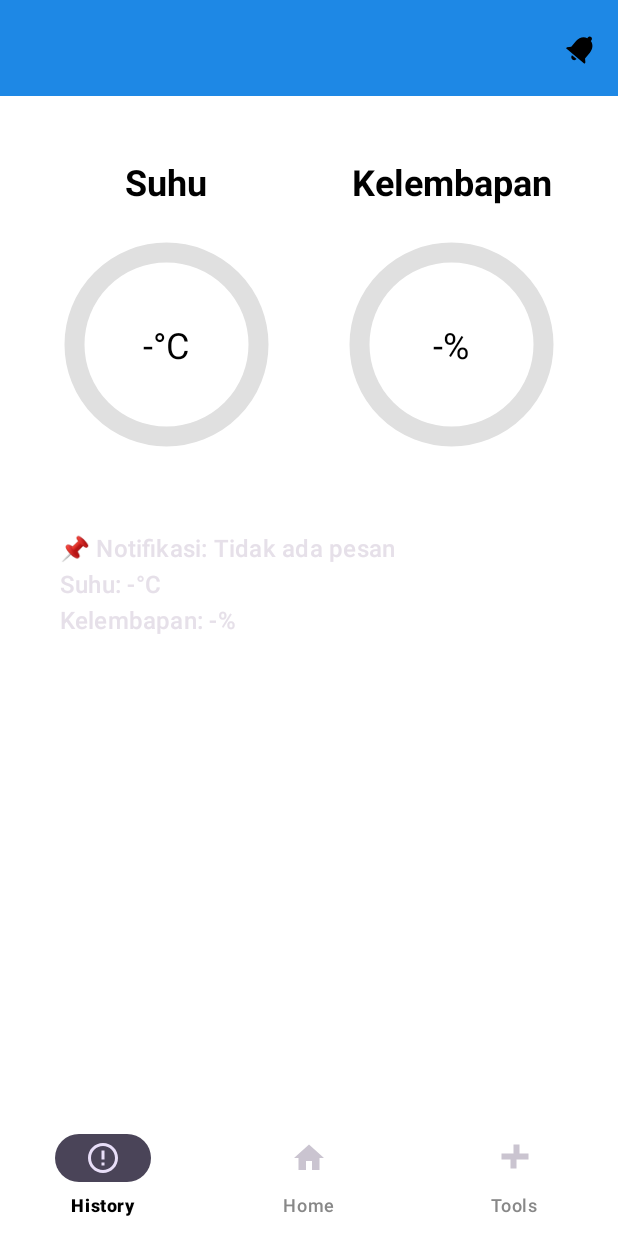
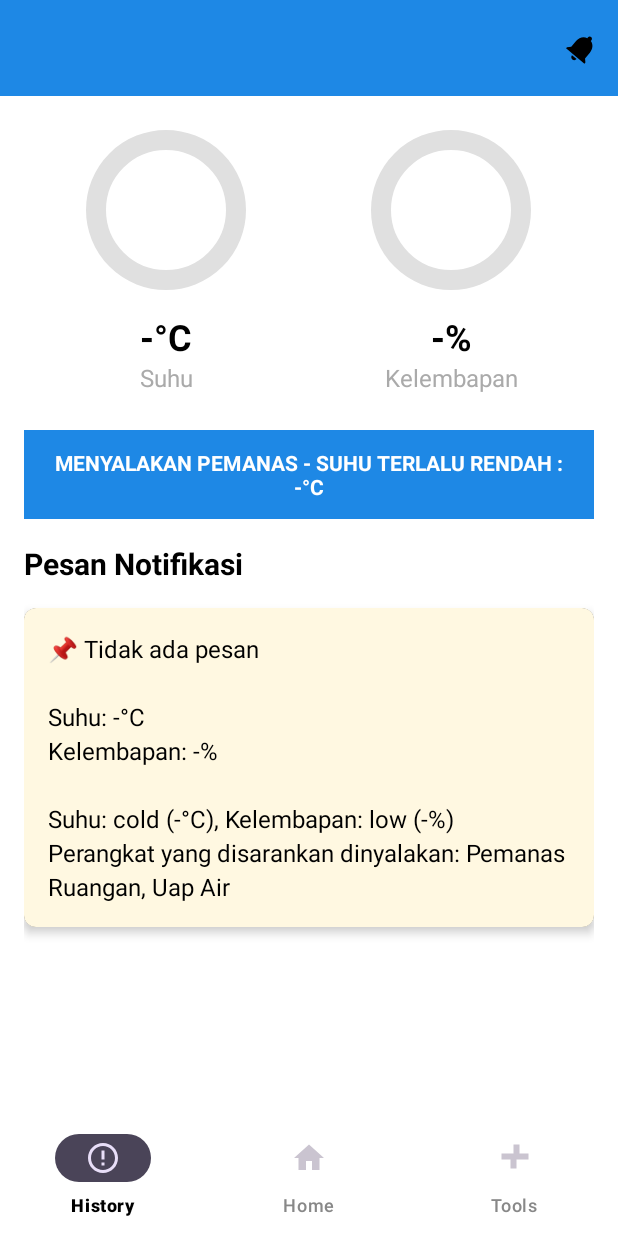
Before and after one commit to nahsbyte/temperature_app, an Android app: the screen it shows after launch (HomeActivity), after a tap on "Notifikasi", on a phone screen of 412 x 824 dp. Run offline under Robolectric (Android 15) with nearby library versions, the phone set to English and light mode, and no system bars; 1 statement that could not run was skipped.

Commit message:
Improve notification fragment display and logic

```diff
--- a/app/src/main/java/com/monitoring/farmasidinkesminahasa/fragment/NotificationFragment.kt
+++ b/app/src/main/java/com/monitoring/farmasidinkesminahasa/fragment/NotificationFragment.kt
@@ -2,15 +2,10 @@ package com.monitoring.farmasidinkesminahasa.fragment
 
 import android.animation.ValueAnimator
 import android.graphics.Color
-import android.graphics.drawable.ColorDrawable
-import android.graphics.drawable.StateListDrawable
 import android.os.Bundle
-import android.util.Log
 import android.view.LayoutInflater
 import android.view.View
 import android.view.ViewGroup
-import android.widget.ArrayAdapter
-import android.widget.ListView
 import android.widget.TextView
 import androidx.fragment.app.Fragment
 import com.monitoring.farmasidinkesminahasa.R
@@ -28,9 +23,10 @@ import java.util.Locale
 class NotificationFragment(private val payloadJson: String? = null) : Fragment() {
     private lateinit var suhuValue: TextView
     private lateinit var kelembapanValue: TextView
-    private lateinit var listView: ListView
-    private var allHistoryData: List<com.monitoring.farmasidinkesminahasa.model.HistoryItemResponse>? =
-        null
+    private lateinit var notificationText: TextView
+    private lateinit var alertBar: TextView
+    private lateinit var suhuProgress: CircularProgressView
+    private lateinit var kelembapanProgress: CircularProgressView
 
     override fun onCreateView(
         inflater: LayoutInflater,
@@ -41,87 +37,77 @@ class NotificationFragment(private val payloadJson: String? = null) : Fragment()
 
         suhuValue = view.findViewById(R.id.suhuValue)
         kelembapanValue = view.findViewById(R.id.kelembapanValue)
-        listView = view.findViewById(R.id.listView)
+        notificationText = view.findViewById(R.id.notificationText)
+        alertBar = view.findViewById(R.id.alertBar)
+        suhuProgress = view.findViewById(R.id.suhuProgress)
+        kelembapanProgress = view.findViewById(R.id.kelembapanProgress)
 
         val jsonObject = payloadJson?.let { JSONObject(it) }
         val suhu = jsonObject?.optString("temperature") ?: "-"
         val kelembapan = jsonObject?.optString("humidity") ?: "-"
         val pesan = jsonObject?.optString("message") ?: "Tidak ada pesan"
 
-        // Tampilkan suhu dan kelembaban ke TextView
+        // Update progress views
+        suhu.toFloatOrNull()?.let { animateProgress(suhuProgress, it) }
+        kelembapan.toFloatOrNull()?.let { animateProgress(kelembapanProgress, it) }
+
+        // Update text views with styled text
         suhuValue.text = "$suhu°C"
         kelembapanValue.text = "$kelembapan%"
 
-        // Tambahkan ke ListView jika perlu
-        val list = listOf("📌 Notifikasi: $pesan\nSuhu: $suhu°C\nKelembapan: $kelembapan%")
-        val adapter = ArrayAdapter(requireContext(), android.R.layout.simple_list_item_1, list)
-        listView.adapter = adapter
+        // Fuzzy Tsukamoto logic
+        val suhuValueFloat = suhu.toFloatOrNull() ?: 0f
+        val kelembapanValueFloat = kelembapan.toFloatOrNull() ?: 0f
+        val tempFuzzy = fuzzyTemperature(suhuValueFloat)
+        val humidityFuzzy = fuzzyHumidity(kelembapanValueFloat)
+        val tempCategory = tempFuzzy.maxByOrNull { it.value }?.key ?: "normal"
+        val humidityCategory = humidityFuzzy.maxByOrNull { it.value }?.key ?: "normal"
+
+        // Rekomendasi perangkat
+        val devicesToTurnOn = mutableListOf<String>()
+        if (tempCategory == "cold") devicesToTurnOn.add("Pemanas Ruangan")
+        else if (tempCategory == "hot") devicesToTurnOn.add("Kipas Pendingin")
+        if (humidityCategory == "low") devicesToTurnOn.add("Uap Air")
+
+        // Pesan fuzzy
+        val fuzzyMessage = "Suhu: $tempCategory ($suhu°C), Kelembapan: $humidityCategory ($kelembapan%)"
+        val deviceMessage = if (devicesToTurnOn.isNotEmpty())
+            "Perangkat yang disarankan dinyalakan: ${devicesToTurnOn.joinToString(", ")}"
+        else
+            "Tidak ada perangkat yang perlu dinyalakan."
+
+        // Format and display notification message
+        val formattedMessage = "📌 $pesan\n\n" +
+                "Suhu: $suhu°C\n" +
+                "Kelembapan: $kelembapan%"
+        notificationText.text = formattedMessage + "\n\n" + fuzzyMessage + "\n" + deviceMessage
+
+        // ALERT BAR LOGIC BERBASIS FUZZY + ALAT
+        if (tempCategory == "normal" && humidityCategory == "normal") {
+            alertBar.visibility = View.VISIBLE
+            alertBar.text = "Status normal: Suhu dan kelembapan berada pada rentang aman."
+            alertBar.setBackgroundColor(Color.parseColor("#43A047")) // Hijau
+        } else if (tempCategory == "hot") {
+            alertBar.visibility = View.VISIBLE
+            alertBar.text = "MENYALAKAN KIPAS ANGIN - SUHU TERLALU PANAS : $suhu°C"
+            alertBar.setBackgroundColor(Color.parseColor("#E53935")) // Merah
+        } else if (tempCategory == "cold") {
+            alertBar.visibility = View.VISIBLE
+            alertBar.text = "MENYALAKAN PEMANAS - SUHU TERLALU RENDAH : $suhu°C"
+            alertBar.setBackgroundColor(Color.parseColor("#1E88E5")) // Biru
+        } else if (humidityCategory == "low") {
+            alertBar.visibility = View.VISIBLE
+            alertBar.text = "MENYALAKAN HUMIDIFIER - KELEMBABAN TERLALU RENDAH : $kelembapan%"
+            alertBar.setBackgroundColor(Color.parseColor("#1E88E5")) // Biru
+        } else if (humidityCategory == "high") {
+            alertBar.visibility = View.VISIBLE
+            alertBar.text = "PERINGATAN: Kelembaban terlalu tinggi! ($kelembapan%)\nNyalakan dehumidifier atau AC jika tersedia."
+            alertBar.setBackgroundColor(Color.parseColor("#FB8C00")) // Oranye
+        } else {
+            alertBar.visibility = View.GONE
+        }
 
         return view
-    }
-
-    private fun fetchDataFromApi() {
-        val sdf = SimpleDateFormat("yyyy-MM-dd", Locale.getDefault())
-        val calendar = Calendar.getInstance()
-
-        val endDate = sdf.format(calendar.time)
-        calendar.add(Calendar.DAY_OF_MONTH, -1)
-        val startDate = sdf.format(calendar.time)
-
-        val service = RetrofitClient.instance.getHistorySensorData(startDate, endDate)
-
-        service.enqueue(object : Callback<List<HistoryItemResponse>> {
-            override fun onResponse(
-                call: Call<List<HistoryItemResponse>>,
-                response: Response<List<HistoryItemResponse>>
-            ) {
-                if (response.isSuccessful) {
-                    val sensorResponse = response.body()
-                    sensorResponse?.let {
-                        allHistoryData = it
-                        updateListView(it)
-                    }
-                } else {
-                    Log.e("HistoryFragment", "Response failed: ${response.code()}")
-                }
-            }
-
-            override fun onFailure(call: Call<List<HistoryItemResponse>>, t: Throwable) {
-                Log.e("HistoryFragment", "API call failed: ${t.message}")
-            }
-        })
-    }
-
-    private fun updateListView(history: List<com.monitoring.farmasidinkesminahasa.model.HistoryItemResponse>) {
-        val listData = history.map {
-            "Timestamp: ${it.timestamp}\n" +
-                    "Kelembaban: ${it.humidity}%\n" +
-                    "Suhu: ${it.temperature}°C\n"
-        }
-
-        val adapter = object :
-            ArrayAdapter<String>(requireContext(), android.R.layout.simple_list_item_1, listData) {
-            override fun getView(position: Int, convertView: View?, parent: ViewGroup): View {
-                val view = super.getView(position, convertView, parent)
-                val textView = view.findViewById<TextView>(android.R.id.text1)
-                textView.setTextColor(Color.BLACK)
-                textView.textSize = 16f
-                textView.setPadding(16, 16, 16, 16)
-
-                val drawable = StateListDrawable()
-                drawable.addState(
-                    intArrayOf(android.R.attr.state_pressed),
-                    ColorDrawable(Color.LTGRAY)
-                )
-                drawable.addState(intArrayOf(), ColorDrawable(Color.WHITE))
-                view.background = drawable
-
-                return view
-            }
-        }
-
-        listView.adapter = adapter
-
     }
 
     private fun animateProgress(progressView: CircularProgressView, targetValue: Float) {
@@ -133,4 +119,17 @@ class NotificationFragment(private val payloadJson: String? = null) : Fragment()
         animator.start()
     }
 
+    private fun fuzzyTemperature(temp: Float): Map<String, Float> {
+        val cold = if (temp <= 0) 1f else if (temp >= 22) 0f else (22 - temp) / 22f
+        val normal = if (temp <= 22) 0f else if (temp >= 30) 0f else (temp - 22) / 8f
+        val hot = if (temp <= 30) 0f else if (temp >= 40) 1f else (temp - 30) / 10f
+        return mapOf("cold" to cold, "normal" to normal, "hot" to hot)
+    }
+
+    private fun fuzzyHumidity(humidity: Float): Map<String, Float> {
+        val low = if (humidity <= 0) 1f else if (humidity >= 40) 0f else (40 - humidity) / 40f
+        val normal = if (humidity <= 40) 0f else if (humidity >= 60) 0f else (humidity - 40) / 20f
+        val high = if (humidity <= 60) 0f else if (humidity >= 100) 1f else (humidity - 60) / 40f
+        return mapOf("low" to low, "normal" to normal, "high" to high)
+    }
 }
--- a/app/src/main/res/layout/fragment_notification.xml
+++ b/app/src/main/res/layout/fragment_notification.xml
@@ -1,104 +1,129 @@
 <?xml version="1.0" encoding="utf-8"?>
-<LinearLayout xmlns:android="http://schemas.android.com/apk/res/android"
+<LinearLayout
+    xmlns:android="http://schemas.android.com/apk/res/android"
     android:layout_width="match_parent"
     android:layout_height="match_parent"
-    android:background="@color/white"
-    android:gravity="center_horizontal"
     android:orientation="vertical"
-    android:padding="16dp">
+    android:padding="16dp"
+    android:background="@android:color/white">
 
-    <!-- Horizontal layout for Suhu and Kelembapan indicators -->
     <LinearLayout
         android:layout_width="match_parent"
         android:layout_height="wrap_content"
+        android:orientation="horizontal"
         android:gravity="center"
-        android:orientation="horizontal"
-        android:weightSum="2">
+        android:layout_marginBottom="24dp">
 
-        <!-- Suhu Indicator -->
-        <RelativeLayout
+        <LinearLayout
             android:layout_width="0dp"
-            android:layout_height="250dp"
+            android:layout_height="wrap_content"
             android:layout_weight="1"
+            android:orientation="vertical"
             android:gravity="center">
-
-            <TextView
-                android:id="@+id/tSuhu"
-                android:layout_width="match_parent"
-                android:layout_height="wrap_content"
-                android:layout_alignParentTop="true"
-                android:layout_centerHorizontal="true"
-                android:layout_marginBottom="16dp"
-                android:gravity="center"
-                android:text="Suhu"
-                android:textColor="@android:color/black"
-                android:textSize="24sp"
-                android:textStyle="bold" />
 
             <com.monitoring.farmasidinkesminahasa.view.CircularProgressView
                 android:id="@+id/suhuProgress"
-                android:layout_width="150dp"
-                android:layout_height="150dp"
-                android:layout_centerInParent="true" />
+                android:layout_width="120dp"
+                android:layout_height="120dp"
+                android:layout_marginBottom="8dp"/>
 
             <TextView
                 android:id="@+id/suhuValue"
                 android:layout_width="wrap_content"
                 android:layout_height="wrap_content"
-                android:layout_centerInParent="true"
-                android:text="0"
-                android:textColor="@android:color/black"
-                android:textSize="24sp" />
-
-        </RelativeLayout>
-
-        <!-- Kelembapan Indicator -->
-        <RelativeLayout
-            android:layout_width="0dp"
-            android:layout_height="250dp"
-            android:layout_weight="1"
-            android:gravity="center">
+                android:textSize="24sp"
+                android:textStyle="bold"
+                android:textColor="@android:color/black"/>
 
             <TextView
-                android:id="@+id/tKelembapan"
-                android:layout_width="match_parent"
+                android:layout_width="wrap_content"
                 android:layout_height="wrap_content"
-                android:layout_alignParentTop="true"
-                android:layout_centerHorizontal="true"
-                android:layout_marginBottom="16dp"
-                android:gravity="center"
-                android:text="Kelembapan"
-                android:textColor="@android:color/black"
-                android:textSize="24sp"
-                android:textStyle="bold" />
+                android:text="Suhu"
+                android:textSize="16sp"
+                android:textColor="@android:color/darker_gray"/>
+
+        </LinearLayout>
+
+        <LinearLayout
+            android:layout_width="0dp"
+            android:layout_height="wrap_content"
+            android:layout_weight="1"
+            android:orientation="vertical"
+            android:gravity="center">
 
             <com.monitoring.farmasidinkesminahasa.view.CircularProgressView
                 android:id="@+id/kelembapanProgress"
-                android:layout_width="150dp"
-                android:layout_height="150dp"
-                android:layout_centerInParent="true" />
+                android:layout_width="120dp"
+                android:layout_height="120dp"
+                android:layout_marginBottom="8dp"/>
 
             <TextView
                 android:id="@+id/kelembapanValue"
                 android:layout_width="wrap_content"
                 android:layout_height="wrap_content"
-                android:layout_centerInParent="true"
-                android:text="0"
-                android:textColor="@android:color/black"
-                android:textSize="24sp" />
+                android:textSize="24sp"
+                android:textStyle="bold"
+                android:textColor="@android:color/black"/>
 
-        </RelativeLayout>
+            <TextView
+                android:layout_width="wrap_content"
+                android:layout_height="wrap_content"
+                android:text="Kelembapan"
+                android:textSize="16sp"
+                android:textColor="@android:color/darker_gray"/>
+
+        </LinearLayout>
 
     </LinearLayout>
 
-    <!-- ListView below the indicators -->
-    <ListView
-        android:id="@+id/listView"
+    <!-- ALERT BAR NOTIFIKASI -->
+    <TextView
+        android:id="@+id/alertBar"
         android:layout_width="match_parent"
         android:layout_height="wrap_content"
-        android:layout_marginTop="16dp"
-        android:divider="@color/black"
-        android:dividerHeight="1dp"
-        android:padding="8dp" /> <!-- Add marginTop to separate from above components -->
+        android:background="#E53935"
+        android:textColor="@android:color/white"
+        android:textStyle="bold"
+        android:gravity="center"
+        android:padding="12dp"
+        android:layout_marginBottom="16dp"
+        android:visibility="gone"
+        android:text="Contoh Notifikasi Penting"/>
+
+    <TextView
+        android:layout_width="match_parent"
+        android:layout_height="wrap_content"
+        android:text="Pesan Notifikasi"
+        android:textSize="20sp"
+        android:textStyle="bold"
+        android:textColor="@android:color/black"
+        android:layout_marginBottom="16dp"/>
+
+    <androidx.cardview.widget.CardView
+        android:layout_width="match_parent"
+        android:layout_height="wrap_content"
+        android:layout_marginBottom="16dp"
+        app:cardCornerRadius="8dp"
+        app:cardElevation="4dp"
+        xmlns:app="http://schemas.android.com/apk/res-auto">
+
+        <LinearLayout
+            android:layout_width="match_parent"
+            android:layout_height="wrap_content"
+            android:orientation="vertical"
+            android:padding="16dp"
+            android:background="#FFF8E1">
+
+            <TextView
+                android:id="@+id/notificationText"
+                android:layout_width="match_parent"
+                android:layout_height="wrap_content"
+                android:textSize="16sp"
+                android:textColor="@android:color/black"
+                android:lineSpacingExtra="4dp"/>
+
+        </LinearLayout>
+
+    </androidx.cardview.widget.CardView>
 
 </LinearLayout>
```
Also changed, not shown: 2 other files.
